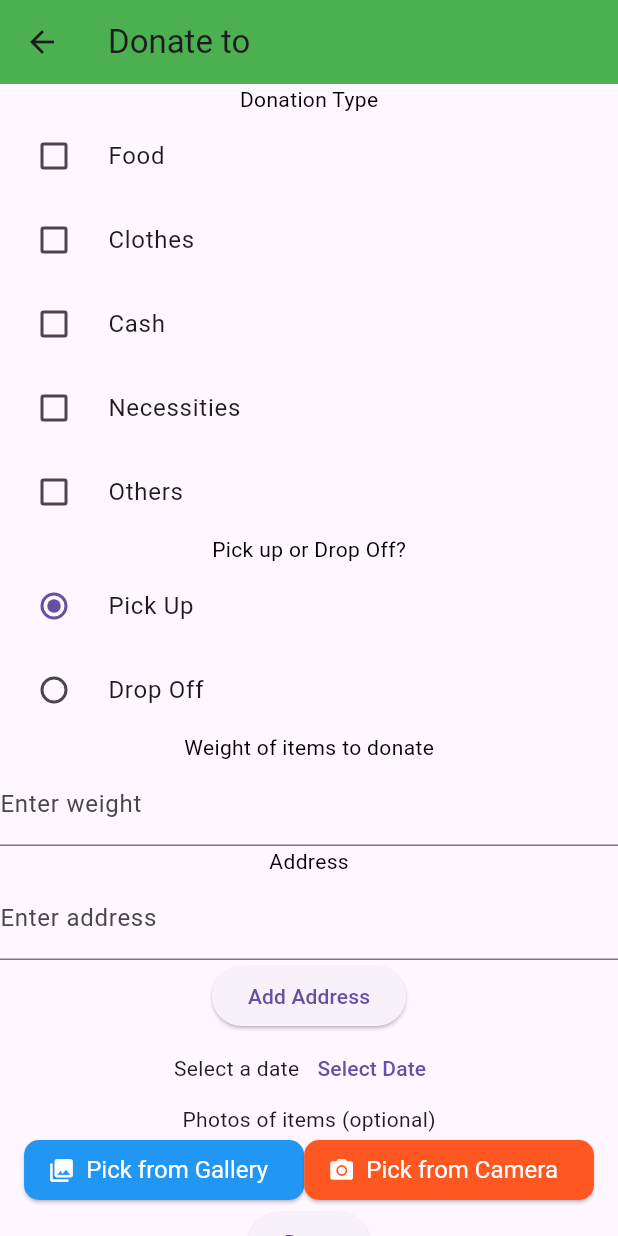
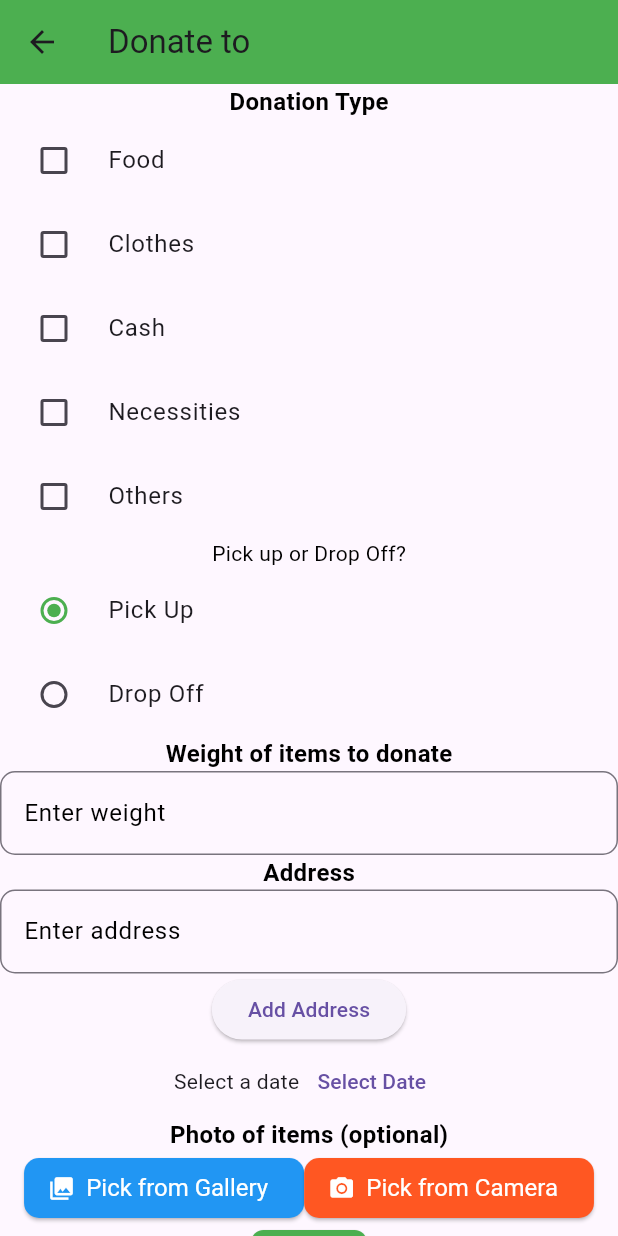
Before and after one commit to montero333/CMSC-23-FINAL-PROJECT, a Flutter app: the DonateToOrganizationDrive screen opened directly with empty values, on a phone screen of 412 x 824 dp. Run offline on Flutter 3.47's test engine with Material 3 defaults, Android fonts, the phone set to English and light mode, and no system bars; our stand-ins replace image_picker.

Commit message:
finished creating the donate to organization page
precursor to adding firebase implementation

```diff
--- a/lib/pages/donateTo_OrganizationPage.dart
+++ b/lib/pages/donateTo_OrganizationPage.dart
@@ -78,7 +78,41 @@ class _DonateToOrganizationDriveState extends State<DonateToOrganizationDrive> {
 
   void submitForm() {
     if (isFormValid()) {
-      print(donationFormInput);
+      if (donationFormInput["dropoff_or_pickup"] == "dropOff") {
+        donationFormInput["addresses"] = []; //reset address
+      }
+      showDialog(
+      context: context,
+      builder: (BuildContext context) {
+        return AlertDialog(
+          title: Text("Confirm Donation"),
+          content: Text("Are you sure you want to donate?"),
+          actions: <Widget>[
+            TextButton(
+              onPressed: () {
+                Navigator.of(context).pop();
+              },
+              child: Text("No"),
+            ),
+            TextButton(
+              onPressed: () {
+                Navigator.of(context).pop();
+                Navigator.of(context).pop(); // Close the dialog after submitting the form
+                ScaffoldMessenger.of(context).showSnackBar(
+                  SnackBar(
+                    content: Text('Successful donation!'), // Display a success message
+                  ),
+                );
+                print(donationFormInput);
+              },
+              child: Text("Yes"),
+            ),
+          ],
+        );
+      },
+    );
+
+
       // Perform form submission logic here
     } else {
       showDialog(
@@ -132,7 +166,13 @@ class _DonateToOrganizationDriveState extends State<DonateToOrganizationDrive> {
       body: SingleChildScrollView(
         child: Column(
           children: [
-            Text("Donation Type", style: TextStyle(color: Colors.black)),
+            Text("Donation Type",
+              style: TextStyle(
+                  color: Colors.black, // Set text color
+                  fontSize: 16, // Set font size
+                  fontWeight: FontWeight.bold, // Set font weight
+                )
+              ),
             CheckboxListTile(
               title: const Text('Food'),
               value: donationFormInput["food"],
@@ -142,6 +182,8 @@ class _DonateToOrganizationDriveState extends State<DonateToOrganizationDrive> {
                   donationFormInput["food"] = value!;
                 });
               },
+              activeColor: Colors.green, // Set the color when checked
+              checkColor: Colors.white, // Set the color of the checkmark
             ),
             CheckboxListTile(
               title: const Text('Clothes'),
@@ -152,6 +194,8 @@ class _DonateToOrganizationDriveState extends State<DonateToOrganizationDrive> {
                   donationFormInput["clothes"] = value!;
                 });
               },
+              activeColor: Colors.green, // Set the color when checked
+              checkColor: Colors.white, // Set the color of the checkmark
             ),
             CheckboxListTile(
               title: const Text('Cash'),
@@ -162,6 +206,8 @@ class _DonateToOrganizationDriveState extends State<DonateToOrganizationDrive> {
                   donationFormInput["cash"] = value!;
                 });
               },
+              activeColor: Colors.green, // Set the color when checked
+              checkColor: Colors.white, // Set the color of the checkmark
             ),
             CheckboxListTile(
               title: const Text('Necessities'),
@@ -172,6 +218,8 @@ class _DonateToOrganizationDriveState extends State<DonateToOrganizationDrive> {
                   donationFormInput["necessities"] = value!;
                 });
               },
+              activeColor: Colors.green, // Set the color when checked
+              checkColor: Colors.white, // Set the color of the checkmark
             ),
             CheckboxListTile(
               title: const Text('Others'),
@@ -193,6 +241,8 @@ class _DonateToOrganizationDriveState extends State<DonateToOrganizationDrive> {
                   donationFormInput["dropoff_or_pickup"] = value;
                 });
               },
+              activeColor: Colors.green, // Set the color when selected
+              selectedTileColor: Colors.grey[200], // Set the color of the selected tile
             ),
             RadioListTile<String>(
               title: const Text('Drop Off'),
@@ -203,22 +253,69 @@ class _DonateToOrganizationDriveState extends State<DonateToOrganizationDrive> {
                   donationFormInput["dropoff_or_pickup"] = value;
                 });
               },
+              activeColor: Colors.green, // Set the color when selected
+              selectedTileColor: Colors.grey[200], // Set the color of the selected tile
             ),
-            Text("Weight of items to donate", style: TextStyle(color: Colors.black)),
+            Text(
+              "Weight of items to donate",
+              style: TextStyle(
+                color: Colors.black, // Set text color
+                fontSize: 16, // Set font size
+                fontWeight: FontWeight.bold, // Set font weight
+              ),
+            ),
+
             TextField(
               controller: weightController,
-              decoration: InputDecoration(labelText: "Enter weight"),
+              decoration: InputDecoration(
+                labelText: "Enter weight",
+                labelStyle: TextStyle(
+                  color: Colors.black, // Change the color of the label text
+                ),
+                border: OutlineInputBorder( // Set border style
+                  borderSide: BorderSide(color: Colors.grey), // Set the border color
+                  borderRadius: BorderRadius.circular(10.0), // Set border radius
+                ),
+                focusedBorder: OutlineInputBorder( // Set focused border style
+                  borderSide: BorderSide(color: Colors.blue), // Set the focused border color
+                  borderRadius: BorderRadius.circular(10.0), // Set focused border radius
+                ),
+              ),
               keyboardType: TextInputType.number,
               onChanged: (String weightValue) => updateWeight(weightValue),
+              style: TextStyle(
+                color: Colors.black, // Change the color of the input text
+              ),
             ),
+
             Visibility(
               visible: donationFormInput["dropoff_or_pickup"] != "dropOff",
               child: Column(
                 children: [
-                  Text("Address", style: TextStyle(color: Colors.black)),
+                  Text(
+                    "Address",
+                    style: TextStyle(
+                      color: Colors.black, // Set text color
+                      fontSize: 16, // Set font size
+                      fontWeight: FontWeight.bold, // Set font weight
+                    ),
+                  ),
                   TextField(
                     controller: addressController,
-                    decoration: InputDecoration(labelText: "Enter address"),
+                    decoration: InputDecoration(
+                      labelText: "Enter address",
+                      labelStyle: TextStyle(
+                          color: Colors.black, // Change the color of the label text
+                        ),
+                        border: OutlineInputBorder( // Set border style
+                          borderSide: BorderSide(color: Colors.grey), // Set the border color
+                          borderRadius: BorderRadius.circular(10.0), // Set border radius
+                        ),
+                        focusedBorder: OutlineInputBorder( // Set focused border style
+                          borderSide: BorderSide(color: Colors.blue), // Set the focused border color
+                          borderRadius: BorderRadius.circular(10.0), // Set focused border radius
+                        ),
+                      ),
                   ),
                   ElevatedButton(
                     onPressed: addAddress,
@@ -240,8 +337,16 @@ class _DonateToOrganizationDriveState extends State<DonateToOrganizationDrive> {
                 ],
               ),
             ),
+
             DatePicker(onDateSelected: updateDate),
-            Text("Photos of items (optional)"),
+            Text(
+              "Photo of items (optional)",
+              style: TextStyle(
+                      color: Colors.black, // Set text color
+                      fontSize: 16, // Set font size
+                      fontWeight: FontWeight.bold, // Set font weight
+                    )
+                ),
             Row(
               mainAxisAlignment: MainAxisAlignment.center,
               children: [
@@ -294,12 +399,32 @@ class _DonateToOrganizationDriveState extends State<DonateToOrganizationDrive> {
                   setState(() {
                     image = null;
                   })
-                }, child: Text("Remove Image"))
+                },
+                child: Text("Remove Image"),
+                style: ElevatedButton.styleFrom(
+                    foregroundColor: Colors.white,
+                    backgroundColor: Colors.red, // Text color
+                    textStyle: TextStyle(fontSize: 16), // Text style
+                    padding: EdgeInsets.symmetric(horizontal: 20, vertical: 10), // Button padding
+                    shape: RoundedRectangleBorder( // Button border shape
+                      borderRadius: BorderRadius.circular(8),
+                    ),
+                  ),
+                )
               ],
             ),
             ElevatedButton(
               onPressed: submitForm,
               child: Text("Done"),
+              style: ElevatedButton.styleFrom(
+                foregroundColor: Colors.white,
+                backgroundColor: Colors.green, // Text color
+                textStyle: TextStyle(fontSize: 16), // Text style
+                padding: EdgeInsets.symmetric(horizontal: 20, vertical: 10), // Button padding
+                shape: RoundedRectangleBorder( // Button border shape
+                  borderRadius: BorderRadius.circular(8),
+                ),
+              ),
             ),
           ],
         ),
```
